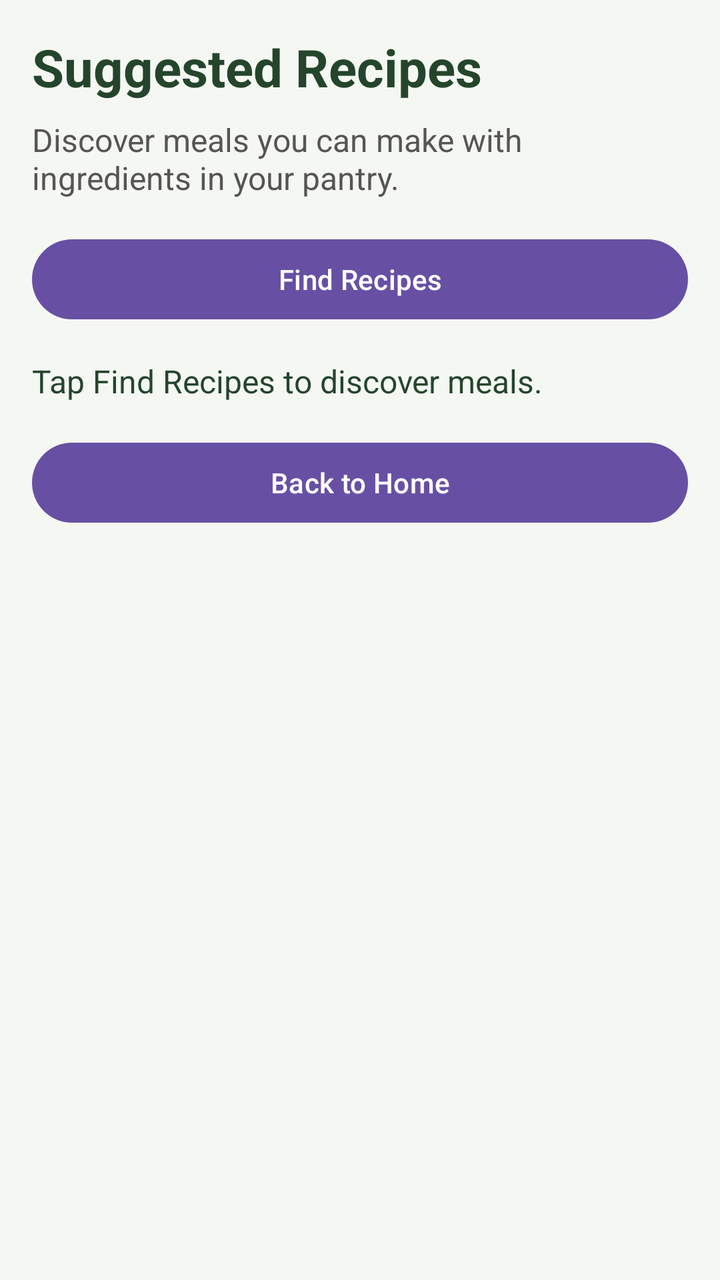
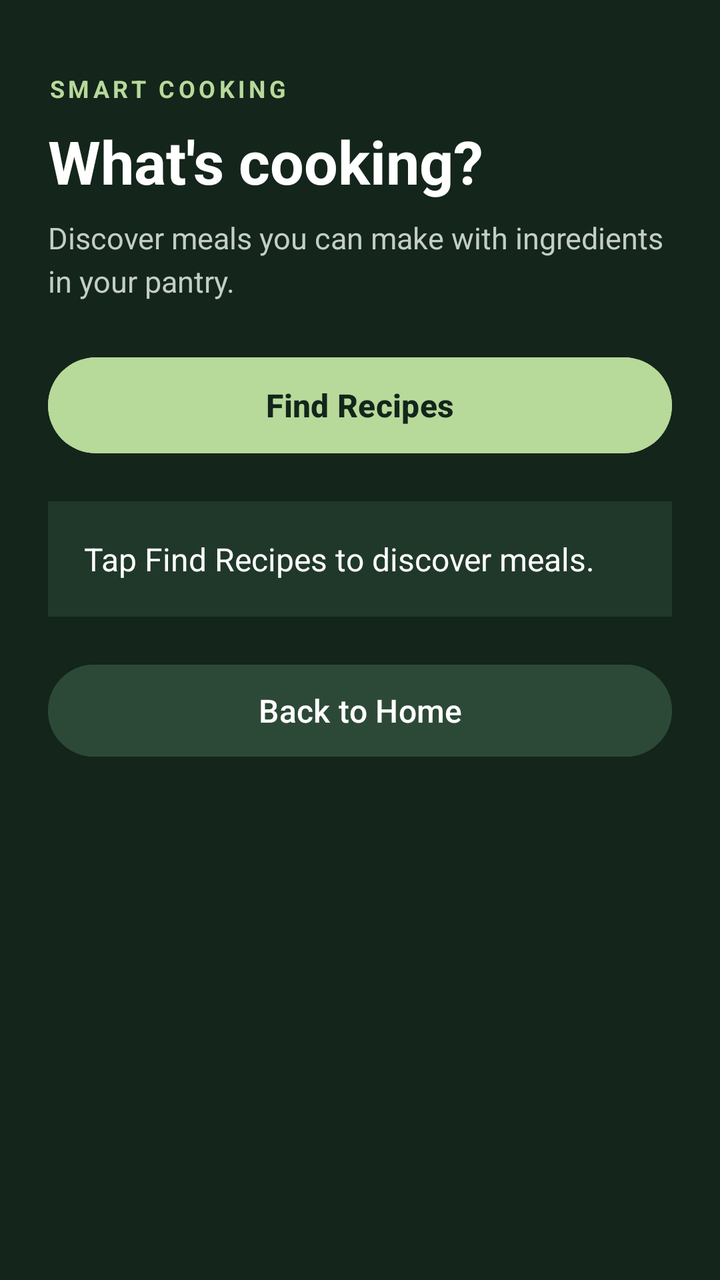

Screens rendered from an Android XML layout before and after an edit, with the pre-edit source and the edit as a unified diff.
<!-- AndroidManifest.xml: application theme Theme.SmartPantryManager -->
<!-- res/layout/activity_suggested_recipes.xml -->
<?xml version="1.0" encoding="utf-8"?>
<LinearLayout
    xmlns:android="http://schemas.android.com/apk/res/android"
    android:layout_width="match_parent"
    android:layout_height="match_parent"
    android:orientation="vertical"
    android:padding="16dp"
    android:background="#F5F7F2">

    <TextView
        android:layout_width="match_parent"
        android:layout_height="wrap_content"
        android:text="Suggested Recipes"
        android:textSize="26sp"
        android:textStyle="bold"
        android:textColor="#24452C"
        android:paddingBottom="8dp" />

    <TextView
        android:layout_width="match_parent"
        android:layout_height="wrap_content"
        android:text="Discover meals you can make with ingredients in your pantry."
        android:textSize="16sp"
        android:textColor="#555555"
        android:paddingBottom="16dp" />

    <Button
        android:id="@+id/btnFindRecipes"
        android:layout_width="match_parent"
        android:layout_height="wrap_content"
        android:text="Find Recipes" />

    <TextView
        android:id="@+id/txtRecipeResults"
        android:layout_width="match_parent"
        android:layout_height="wrap_content"
        android:text="Tap Find Recipes to discover meals."
        android:textSize="16sp"
        android:textColor="#24452C"
        android:paddingTop="16dp" />

    <Button
        android:id="@+id/btnBackHome"
        android:layout_width="match_parent"
        android:layout_height="wrap_content"
        android:text="Back to Home"
        android:layout_marginTop="16dp" />

</LinearLayout>
<!-- resources referenced by this layout -->
<resources>
  <style name="Theme.SmartPantryManager" parent="Base.Theme.SmartPantryManager" />
  <style name="Base.Theme.SmartPantryManager" parent="Theme.Material3.DayNight.NoActionBar">
          
          
      </style>
</resources>

<!-- the commit's change to res/layout/activity_suggested_recipes.xml (unified diff, before → after) -->
@@ -1,49 +1,79 @@
 <?xml version="1.0" encoding="utf-8"?>
-<LinearLayout
+<ScrollView
     xmlns:android="http://schemas.android.com/apk/res/android"
     android:layout_width="match_parent"
     android:layout_height="match_parent"
-    android:orientation="vertical"
-    android:padding="16dp"
-    android:background="#F5F7F2">
+    android:fillViewport="true"
+    android:background="#14251B">
 
-    <TextView
+    <LinearLayout
         android:layout_width="match_parent"
         android:layout_height="wrap_content"
-        android:text="Suggested Recipes"
-        android:textSize="26sp"
-        android:textStyle="bold"
-        android:textColor="#24452C"
-        android:paddingBottom="8dp" />
+        android:orientation="vertical"
+        android:padding="24dp">
 
-    <TextView
-        android:layout_width="match_parent"
-        android:layout_height="wrap_content"
-        android:text="Discover meals you can make with ingredients in your pantry."
-        android:textSize="16sp"
-        android:textColor="#555555"
-        android:paddingBottom="16dp" />
+        <TextView
+            android:layout_width="match_parent"
+            android:layout_height="wrap_content"
+            android:text="SMART COOKING"
+            android:textSize="12sp"
+            android:textStyle="bold"
+            android:letterSpacing="0.15"
+            android:textColor="#B7D99A"
+            android:layout_marginTop="12dp" />
 
-    <Button
-        android:id="@+id/btnFindRecipes"
-        android:layout_width="match_parent"
-        android:layout_height="wrap_content"
-        android:text="Find Recipes" />
+        <TextView
+            android:layout_width="match_parent"
+            android:layout_height="wrap_content"
+            android:text="What's cooking?"
+            android:textSize="30sp"
+            android:textStyle="bold"
+            android:textColor="#FFFFFF"
+            android:layout_marginTop="8dp" />
 
-    <TextView
-        android:id="@+id/txtRecipeResults"
-        android:layout_width="match_parent"
-        android:layout_height="wrap_content"
-        android:text="Tap Find Recipes to discover meals."
-        android:textSize="16sp"
-        android:textColor="#24452C"
-        android:paddingTop="16dp" />
+        <TextView
+            android:layout_width="match_parent"
+            android:layout_height="wrap_content"
+            android:text="Discover meals you can make with ingredients in your pantry."
+            android:textSize="15sp"
+            android:textColor="#C3CEC5"
+            android:lineSpacingExtra="4dp"
+            android:layout_marginTop="8dp"
+            android:layout_marginBottom="24dp" />
 
-    <Button
-        android:id="@+id/btnBackHome"
-        android:layout_width="match_parent"
-        android:layout_height="wrap_content"
-        android:text="Back to Home"
-        android:layout_marginTop="16dp" />
+        <Button
+            android:id="@+id/btnFindRecipes"
+            android:layout_width="match_parent"
+            android:layout_height="56dp"
+            android:text="Find Recipes"
+            android:textAllCaps="false"
+            android:textSize="16sp"
+            android:textStyle="bold"
+            android:textColor="#14251B"
+            android:backgroundTint="#B7D99A" />
 
-</LinearLayout>
+        <TextView
+            android:id="@+id/txtRecipeResults"
+            android:layout_width="match_parent"
+            android:layout_height="wrap_content"
+            android:text="Tap Find Recipes to discover meals."
+            android:textSize="16sp"
+            android:textColor="#FFFFFF"
+            android:lineSpacingExtra="6dp"
+            android:padding="18dp"
+            android:layout_marginTop="20dp"
+            android:background="#20382A" />
+
+        <Button
+            android:id="@+id/btnBackHome"
+            android:layout_width="match_parent"
+            android:layout_height="54dp"
+            android:text="Back to Home"
+            android:textAllCaps="false"
+            android:textSize="16sp"
+            android:textColor="#FFFFFF"
+            android:backgroundTint="#2C4937"
+            android:layout_marginTop="20dp" />
+
+    </LinearLayout>
+</ScrollView>
